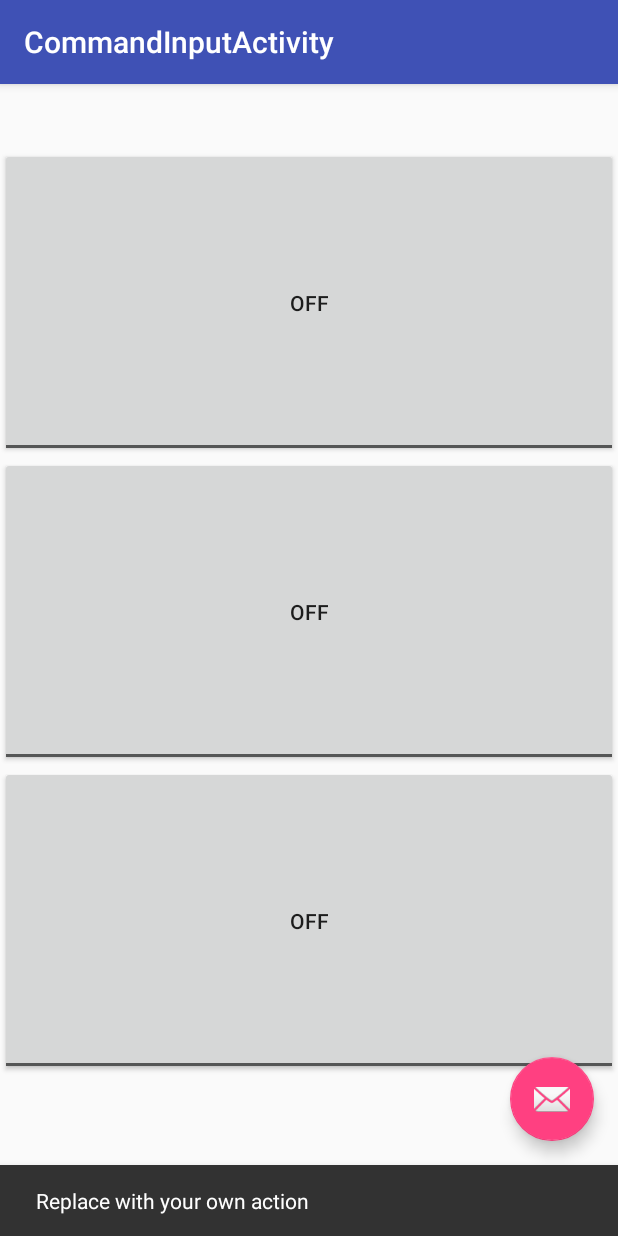
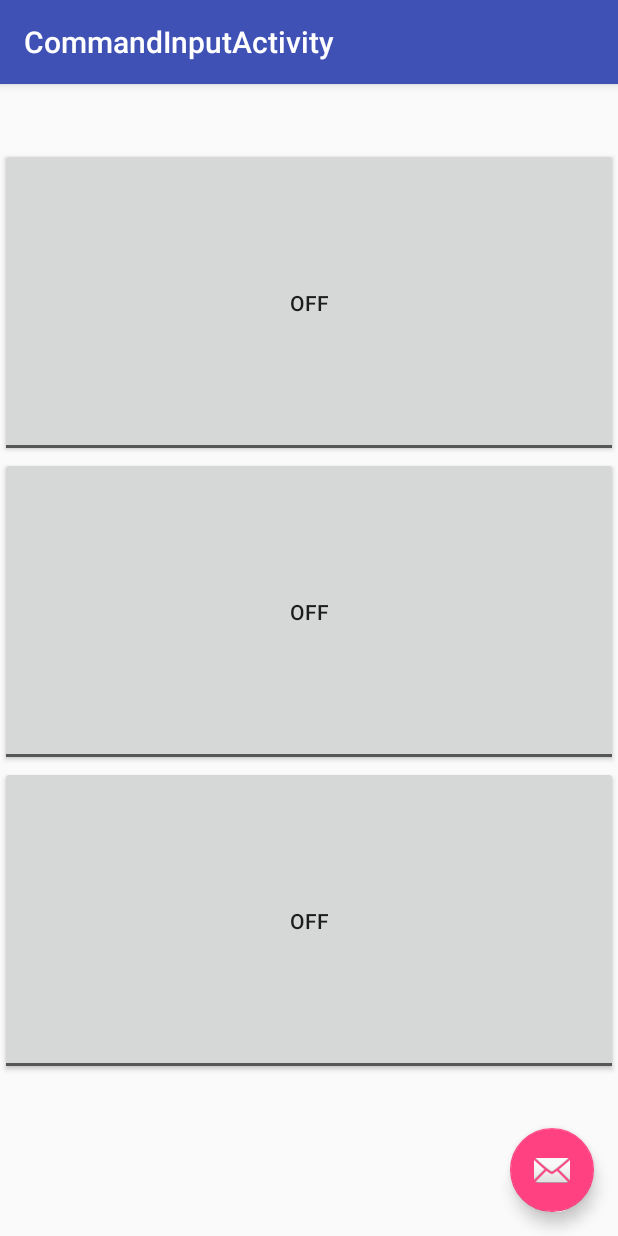
Before and after one commit to ThomasJFR/Project_KAT, an Android app: the CommandInputActivity screen opened directly, with no data from a screen before it, after a tap on an icon or button, on a phone screen of 412 x 824 dp. Run offline under Robolectric (Android 15) with nearby library versions, the phone set to English and light mode, and no system bars.

Commit message:
New adjustments

```diff
--- a/ProjectACD/MobileApp/app/src/main/AndroidManifest.xml
+++ b/ProjectACD/MobileApp/app/src/main/AndroidManifest.xml
@@ -1,6 +1,8 @@
 <?xml version="1.0" encoding="utf-8"?>
 <manifest xmlns:android="http://schemas.android.com/apk/res/android"
     package="com.acd.kat.projectacd">
+    <uses-permission android:name="android.permission.ACCESS_WIFI_STATE" />
+    <uses-permission android:name="android.permission.INTERNET" />
 
     <application
         android:allowBackup="true"
--- a/ProjectACD/MobileApp/app/src/main/java/com/acd/kat/projectacd/CommandInputActivity.java
+++ b/ProjectACD/MobileApp/app/src/main/java/com/acd/kat/projectacd/CommandInputActivity.java
@@ -6,24 +6,61 @@ import android.support.design.widget.Snackbar;
 import android.support.v7.app.AppCompatActivity;
 import android.support.v7.widget.Toolbar;
 import android.view.View;
+import android.widget.Button;
+import android.widget.ToggleButton;
+
+import java.io.DataOutputStream;
+import java.io.IOException;
+import java.net.Socket;
 
 public class CommandInputActivity extends AppCompatActivity {
+    ToggleButton sos, omw, safe;
+    View.OnClickListener toggleButton = new View.OnClickListener() {
+        @Override
+        public void onClick(View view) { //View = object type, view = object reference id
+            switch(view.getId()) { //using object ref Id for switch case
+                case R.id.S_O_S_:omw.setChecked(false);
+                                 safe.setChecked(false);
+                                 break;
+                case R.id.OMW:  sos.setChecked(false);
+                                safe.setChecked(false);
+                                break;
+                case R.id.SAFE:sos.setChecked(false);
+                               omw.setChecked(false);
+                               break;
+            }
+        }
+    };
 
     @Override
     protected void onCreate(Bundle savedInstanceState) {
         super.onCreate(savedInstanceState);
-        setContentView(R.layout.command_input);
-        Toolbar toolbar = (Toolbar) findViewById(R.id.toolbar);
+        setContentView(R.layout.activity_command_input);
+        Toolbar toolbar = (Toolbar)findViewById(R.id.toolbar);
         setSupportActionBar(toolbar);
 
-        FloatingActionButton fab = (FloatingActionButton) findViewById(R.id.fab);
+        FloatingActionButton fab = (FloatingActionButton)findViewById(R.id.fab);
         fab.setOnClickListener(new View.OnClickListener() {
             @Override
             public void onClick(View view) {
-                Snackbar.make(view, "Replace with your own action", Snackbar.LENGTH_LONG)
-                        .setAction("Action", null).show();
+                try {
+                    Socket socket = new Socket("192.168.0.1", 6364);
+                    DataOutputStream DOS = new DataOutputStream(socket.getOutputStream());
+                    DOS.writeUTF("SOS");
+                    socket.close();
+                }
+                catch(IOException e){
+                    //catch nothing
+                }
             }
         });
+        sos = (ToggleButton)findViewById(R.id.S_O_S_);
+        omw = (ToggleButton)findViewById(R.id.OMW);
+        safe = (ToggleButton)findViewById(R.id.SAFE);
+
+        sos.setOnClickListener(toggleButton);
+        omw.setOnClickListener(toggleButton);
+        safe.setOnClickListener(toggleButton);
     }
 
 }
--- a/ProjectACD/MobileApp/app/src/main/res/layout/content_command_input.xml
+++ b/ProjectACD/MobileApp/app/src/main/res/layout/content_command_input.xml
@@ -1,4 +1,3 @@
-<?xml version="1.0" encoding="utf-8"?>
 <LinearLayout
     xmlns:android="http://schemas.android.com/apk/res/android"
     xmlns:tools="http://schemas.android.com/tools"
@@ -6,7 +5,6 @@
     android:layout_height="match_parent"
     android:orientation="vertical"
     tools:context="com.acd.kat.projectacd.CommandInputActivity"
-    tools:showIn="@layout/command_input"
     android:weightSum="1">
 
 
@@ -36,4 +34,18 @@
         android:layout_weight=".25"
         android:text="SAFE" />
 
+    <TableRow
+        android:layout_width="match_parent"
+        android:layout_height="0dip"
+        android:layout_weight=".1"
+        android:weightSum="1">
+
+        <TextView
+            android:id="@+id/textView"
+            android:layout_width="0dip"
+            android:layout_height="match_parent"
+            android:layout_weight=".67"
+            android:text="" />
+    </TableRow>
+
 </LinearLayout>
```
Also changed, not shown: ProjectACD/MobileApp/app/src/main/res/layout/activity_command_input.xml (renamed from ProjectACD/MobileApp/app/src/main/res/layout/command_input.xml).
